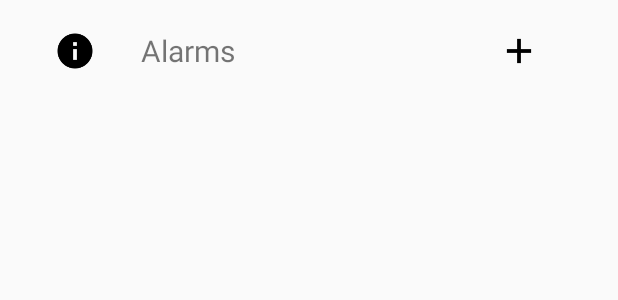
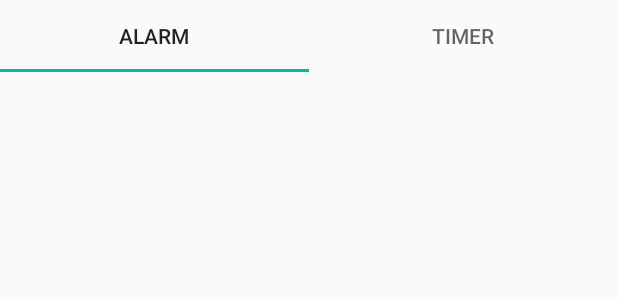
Before and after one commit to iridiumtao/SAIHS_ProjectS_2, an Android app: the layout alarm_dialog_title.xml on its own in the app's theme, with its tools: preview values and no code run, on a phone screen of 412 x 824 dp. Shown: the top 300 px of the screen. Run offline under Robolectric (Android 15) with nearby library versions, the phone set to English and light mode, and no system bars.

Commit message:
18/12/05 commit 43
Alarm製作中

嘗試此方法
https://www.youtube.com/watch?v=bNpWGI_hGGg

由於CustomDialogActivity extends on Dialog，所以將setupViewPager片段放入MainActivity
目前推測因為這個問題所以無法顯示頁面

之後試試看最基礎的方法

製作暫時Alarm alarm頁面等

```diff
--- a/app/src/main/res/layout/alarm_dialog_title.xml
+++ b/app/src/main/res/layout/alarm_dialog_title.xml
@@ -4,42 +4,25 @@
     android:orientation="vertical" android:layout_width="match_parent"
     android:layout_height="match_parent">
 
-    <LinearLayout
+    <android.support.design.widget.TabLayout
+        android:id="@+id/alarmTabs"
         android:layout_width="match_parent"
-        android:layout_height="wrap_content"
-        android:layout_marginStart="25dp"
-        android:layout_marginTop="20dp"
-        android:layout_marginEnd="30dp"
-        android:orientation="horizontal">
+        android:layout_height="wrap_content">
 
-        <ImageButton
-            android:id="@+id/imageButton3"
-            android:layout_width="5dp"
-            android:layout_height="match_parent"
-            android:layout_weight="1"
-            android:background="@android:color/transparent"
-            android:scaleType="centerInside"
-            app:srcCompat="@drawable/info_black_48dp" />
-
-        <TextView
-            android:id="@+id/textView8"
+        <android.support.design.widget.TabItem
             android:layout_width="wrap_content"
             android:layout_height="wrap_content"
-            android:layout_marginStart="20dp"
-            android:layout_marginEnd="110dp"
-            android:layout_weight="1"
-            android:text="Alarms"
-            android:textSize="20sp" />
+            android:text="Alarm" />
 
-        <ImageButton
-            android:id="@+id/imageButton4"
-            android:layout_width="28dp"
-            android:layout_height="28dp"
-            android:layout_weight="1"
-            android:background="@android:color/transparent"
-            android:scaleType="centerInside"
-            app:srcCompat="@drawable/add_black_48dp" />
+        <android.support.design.widget.TabItem
+            android:layout_width="wrap_content"
+            android:layout_height="wrap_content"
+            android:text="Timer" />
 
-    </LinearLayout>
+    </android.support.design.widget.TabLayout>
 
+    <android.support.v4.view.ViewPager
+        android:id="@+id/container"
+        android:layout_width="match_parent"
+        android:layout_height="wrap_content" />
 </LinearLayout>
--- a/app/src/main/res/layout/content_main.xml
+++ b/app/src/main/res/layout/content_main.xml
@@ -6,7 +6,7 @@
     xmlns:tools="http://schemas.android.com/tools"
     android:layout_width="match_parent"
     android:layout_height="wrap_content"
-    tools:context=".MainActivity">>
+    tools:context=".MainActivity">
 
     <ImageView
         android:id="@+id/imageView"
```
Also changed, not shown: app/src/main/java/app/jerry960331/saihs_projects_2/AlarmAlarmFragment.java (added, +21 -0 lines), app/src/main/java/app/jerry960331/saihs_projects_2/AlarmTimerFragment.java (added, +21 -0 lines), app/src/main/java/app/jerry960331/saihs_projects_2/CustomDialogActivity.java (+6 -4 lines), app/src/main/java/app/jerry960331/saihs_projects_2/MainActivity.java (+25 -0 lines), app/src/main/java/app/jerry960331/saihs_projects_2/SectionPageAdapter.java (added, +38 -0 lines), app/src/main/res/layout/alarm_alarm_tab.xml (added, +93 -0 lines), app/src/main/res/layout/alarm_timer_tab.xml (added, +90 -0 lines), app/src/main/res/layout/chart_dialog.xml (+22 -0 lines), app/src/main/res/drawable/icon_alarm_off.png (added), app/src/main/res/drawable/icon_alarm_on.png (added).
